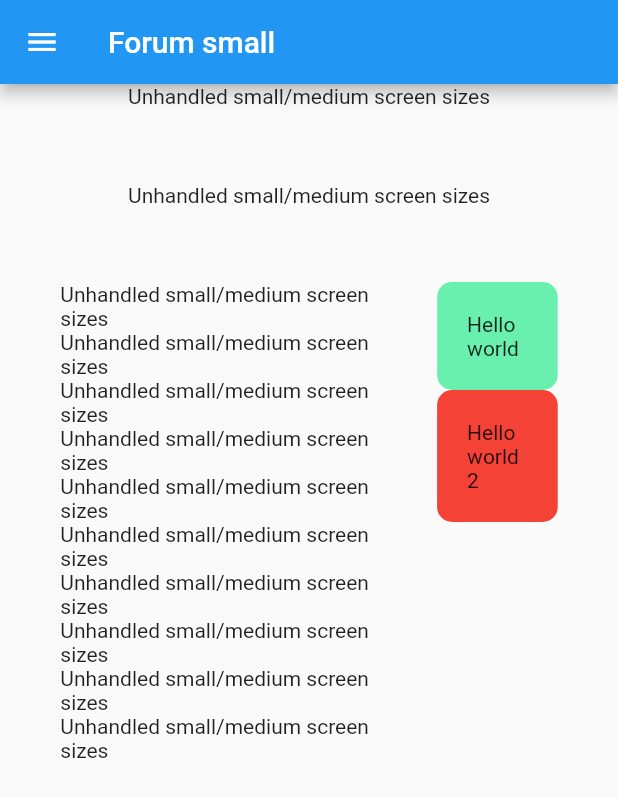
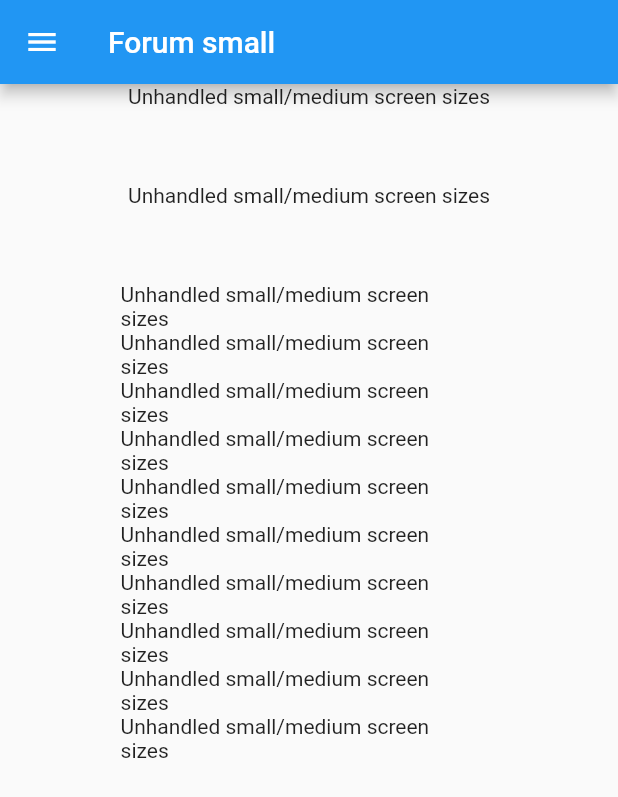
Before and after one commit to fatduckling/a-modern-forum-ui, a Flutter app: the screen it shows after launch, on a phone screen of 412 x 824 dp. Shown: the top 797 px of the screen. Run offline on Flutter 3.47's test engine with Material 2 defaults, Android fonts, the phone set to English and light mode, and no system bars; missing offline and left inert: flutter_portal, outline_search_bar.

Commit message:
Test 6 columns

```diff
--- a/lib/thread_view/thread_view.dart
+++ b/lib/thread_view/thread_view.dart
@@ -42,7 +42,7 @@ class _ThreadView extends State<ThreadView> {
       crossAxisAlignment: CrossAxisAlignment.start,
       children: [
         const Spacer(
-          flex: 1,
+          flex: 2,
         ),
         Expanded(
             flex: 6,
@@ -57,37 +57,37 @@ class _ThreadView extends State<ThreadView> {
         const SizedBox(
           width: 10,
         ),
-        Expanded(
-            flex: 2,
-            child: Column(
-              mainAxisSize: MainAxisSize.min,
-              mainAxisAlignment: MainAxisAlignment.start,
-              crossAxisAlignment: CrossAxisAlignment.start,
-              children: [
-                Container(
-                  padding: EdgeInsets.all(20),
-                  decoration: const BoxDecoration(
-                    color: Colors.greenAccent,
-                    borderRadius: BorderRadius.all(Radius.circular(10)),
-                  ),
-                  child: const Text("Hello world"),
-                ),
-                SizedBox(
-                  height: _fixedYPositionOffset,
-                ),
-                Container(
-                  key: _floatingWidgetKey,
-                  padding: EdgeInsets.all(20),
-                  decoration: const BoxDecoration(
-                    color: Colors.red,
-                    borderRadius: BorderRadius.all(Radius.circular(10)),
-                  ),
-                  child: const Text("Hello world2"),
-                )
-              ],
-            )),
+        // Expanded(
+        //     flex: 2,
+        //     child: Column(
+        //       mainAxisSize: MainAxisSize.min,
+        //       mainAxisAlignment: MainAxisAlignment.start,
+        //       crossAxisAlignment: CrossAxisAlignment.start,
+        //       children: [
+        //         Container(
+        //           padding: EdgeInsets.all(20),
+        //           decoration: const BoxDecoration(
+        //             color: Colors.greenAccent,
+        //             borderRadius: BorderRadius.all(Radius.circular(10)),
+        //           ),
+        //           child: const Text("Hello world"),
+        //         ),
+        //         SizedBox(
+        //           height: _fixedYPositionOffset,
+        //         ),
+        //         Container(
+        //           key: _floatingWidgetKey,
+        //           padding: EdgeInsets.all(20),
+        //           decoration: const BoxDecoration(
+        //             color: Colors.red,
+        //             borderRadius: BorderRadius.all(Radius.circular(10)),
+        //           ),
+        //           child: const Text("Hello world2"),
+        //         )
+        //       ],
+        //     )),
         const Spacer(
-          flex: 1,
+          flex: 2,
         ),
       ],
     );
```
Also changed, not shown: lib/widgets/featured_posts/large/large_featured_posts.dart (+5 -12 lines), lib/widgets/sort_filter_threads/large/large_sort_filter_threads.dart (+6 -6 lines).
